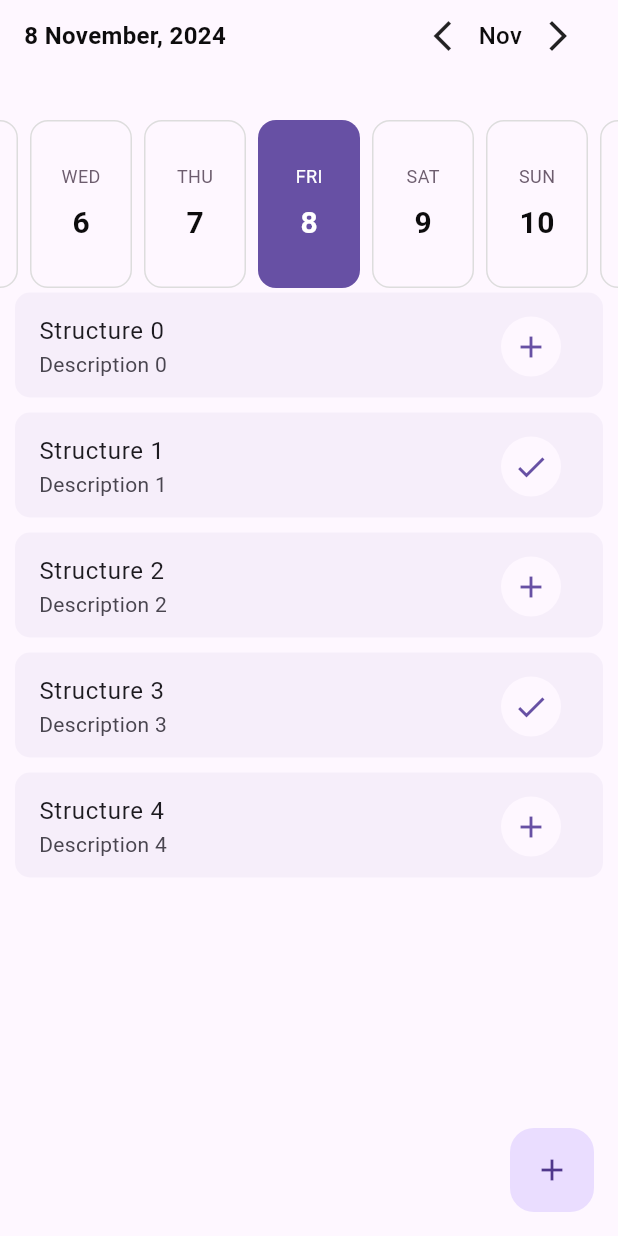
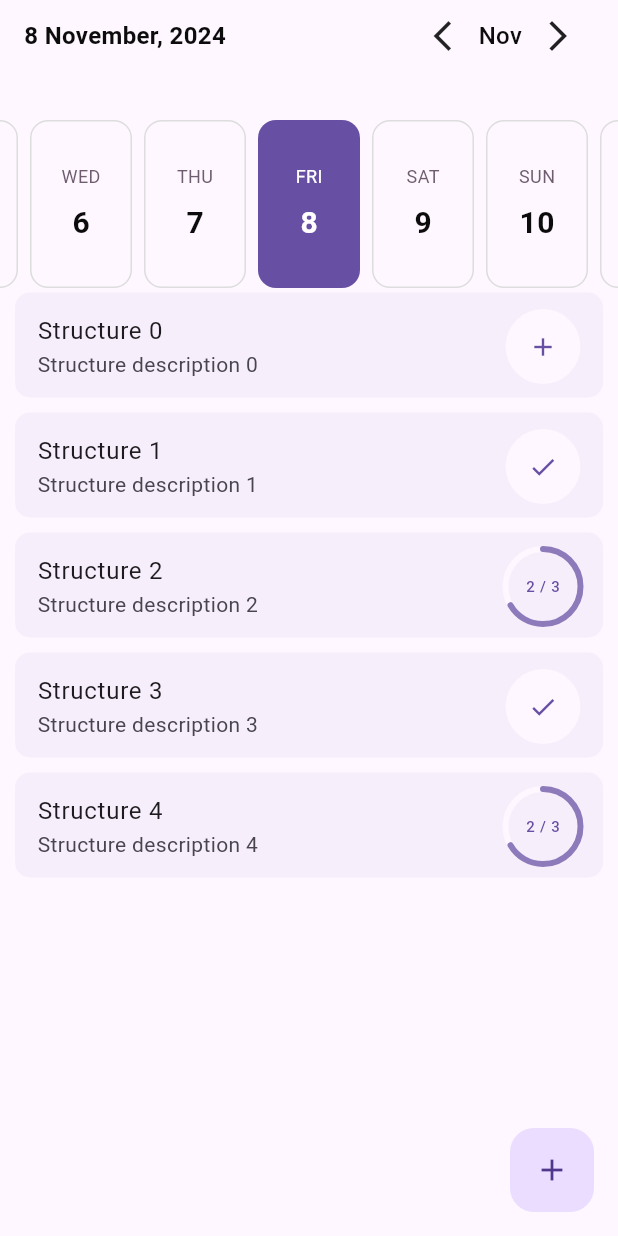
Before and after one commit to krolmic/happy_day, a Flutter app: the screen it shows after launch, after a tap on the "add" icon, on a phone screen of 412 x 824 dp. Run offline on Flutter 3.47's test engine with Material 3 defaults, Android fonts, the light colour scheme and no system bars; drawn by our look-alikes of easy_date_timeline, simple_circular_progress_bar, toastification; our stand-ins replace bloc, flutter_bloc, go_router; generated files the repository leaves out were written again.

Commit message:
feat 🚀: Build progress or icon button in Structure widget

```diff
--- a/lib/daily_structures/view/widgets/structure.dart
+++ b/lib/daily_structures/view/widgets/structure.dart
@@ -5,28 +5,100 @@ class Structure extends StatelessWidget {
     required this.name,
     required this.description,
     required this.isCompleted,
+    required this.isStarted,
+    required this.completedStepsCount,
+    required this.totalStepsCount,
     super.key,
   });
 
   final String name;
   final String description;
+  final bool isStarted;
+  final int completedStepsCount;
+  final int totalStepsCount;
+  final bool isCompleted;
+
+  @override
+  Widget build(BuildContext context) {
+    final buildAddIconButton = !isStarted && !isCompleted;
+    final buildCheckIconButton =
+        isCompleted || completedStepsCount == totalStepsCount;
+    final buildIconButton = buildCheckIconButton || buildAddIconButton;
+
+    return ListTile(
+        contentPadding: const EdgeInsets.symmetric(horizontal: 15),
+        title: Text(name),
+        subtitle: Text(description),
+        trailing: SizedBox(
+          width: 50,
+          height: 50,
+          child: buildIconButton
+              ? _StructureIconButton(isCompleted: isCompleted)
+              : _StructureProgress(
+                  completedStepsCount: completedStepsCount,
+                  totalStepsCount: totalStepsCount,
+                ),
+        ));
+  }
+}
+
+class _StructureIconButton extends StatelessWidget {
+  const _StructureIconButton({
+    required this.isCompleted,
+  });
+
   final bool isCompleted;
 
   @override
   Widget build(BuildContext context) {
     final theme = Theme.of(context);
 
-    return ListTile(
-      title: Text(name),
-      subtitle: Text(description),
-      trailing: IconButton(
-        style: IconButton.styleFrom(
-          backgroundColor: theme.colorScheme.surface,
-          foregroundColor: theme.colorScheme.primary,
-        ),
-        onPressed: () {},
-        icon: Icon(isCompleted ? Icons.check : Icons.add),
+    return IconButton(
+      style: IconButton.styleFrom(
+        backgroundColor: theme.colorScheme.surface,
+        foregroundColor: theme.colorScheme.primary,
+      ),
+      onPressed: () {},
+      icon: Icon(
+        isCompleted ? Icons.check : Icons.add,
+        size: 20,
       ),
     );
   }
 }
+
+class _StructureProgress extends StatelessWidget {
+  const _StructureProgress({
+    required this.completedStepsCount,
+    required this.totalStepsCount,
+  });
+
+  final int completedStepsCount;
+  final int totalStepsCount;
+
+  @override
+  Widget build(BuildContext context) {
+    final theme = Theme.of(context);
+    return SimpleCircularProgressBar(
+      backColor: theme.colorScheme.surface,
+      progressColors: [theme.colorScheme.primary.withOpacity(0.75)],
+      animationDuration: 1,
+      valueNotifier: ValueNotifier(completedStepsCount.toDouble()),
+      maxValue: totalStepsCount.toDouble(),
+      backStrokeWidth: 4,
+      progressStrokeWidth: 4,
+      fullProgressColor: theme.colorScheme.primary.withOpacity(0.75),
+      size: 50,
+      mergeMode: true,
+      onGetText: (double value) {
+        return Text(
+          '$completedStepsCount / $totalStepsCount',
+          style: TextStyle(
+            fontSize: 10,
+            color: theme.colorScheme.primary,
+          ),
+        );
+      },
+    );
+  }
+}
--- a/lib/daily_structures/view/widgets/structures.dart
+++ b/lib/daily_structures/view/widgets/structures.dart
@@ -9,8 +9,11 @@ class Structures extends StatelessWidget {
       5,
       (index) => Structure(
         name: 'Structure $index',
-        description: 'Description $index',
-        isCompleted: index.isOdd,
+        description: 'Structure description $index',
+        isCompleted: index.isOdd && index != 0,
+        isStarted: !index.isOdd && index != 0,
+        completedStepsCount: 2,
+        totalStepsCount: 3,
       ),
     );
 
```
Also changed, not shown: lib/daily_structures/view/daily_structures_page.dart (+1 -13 lines).
